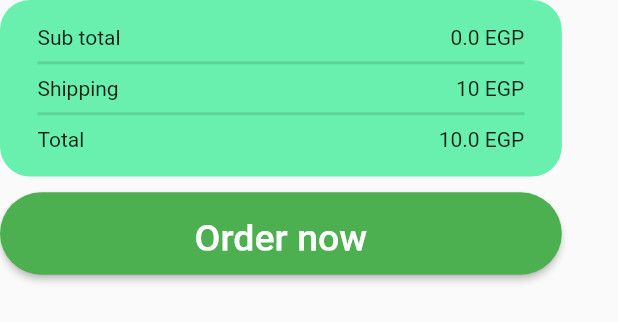
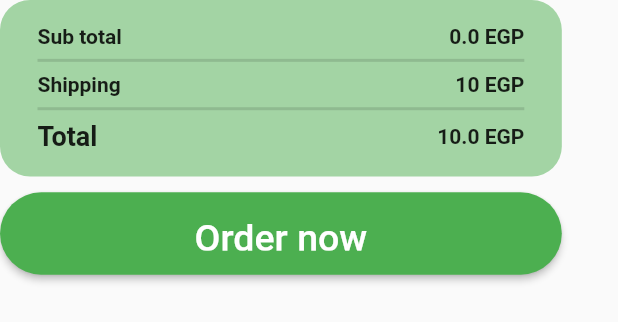
Before and after one commit to KyrellousBasheer/calala_market_v2, a Flutter app: the TotalOrderInfoWidget widget shown alone on an empty page, opened directly, on a phone screen of 412 x 824 dp. Shown: the top 322 px of the screen. Run offline on Flutter 3.47's test engine with Material 2 defaults, Android fonts, the phone set to English and light mode, and no system bars; network calls fail.

Commit message:
Update order screen

```diff
--- a/lib/screens/order_screen/order_screen.dart
+++ b/lib/screens/order_screen/order_screen.dart
@@ -16,6 +16,42 @@ class OrderScreen extends StatelessWidget {
       appBar: AppBar(
         backgroundColor: kMainColor,
         title: const Text("Your Order"),
+        actions: [
+          PopupMenuButton<String>(
+            icon: const Icon(Icons.menu),
+            onSelected: (value) {
+              if (value == "cancel_order") {
+                Provider.of<OrderProvider>(context, listen: false).cancel();
+                Navigator.of(context).pop();
+
+                ScaffoldMessenger.of(context).showSnackBar(
+                  const SnackBar(
+                    // backgroundColor: kMainColor.withOpacity(.3),
+                    content: Text('Order is canceled.'),
+                    behavior: SnackBarBehavior.floating,
+                    duration: Duration(seconds: 2),
+                  ),
+                );
+              }
+            },
+            itemBuilder: (BuildContext context) {
+              return [
+                const PopupMenuItem<String>(
+                  value: 'cancel_order',
+                  child: Text("Cancel"),
+                ),
+                const PopupMenuItem<String>(
+                  value: 'save_to_add_later',
+                  child: Text('Save to Order later'),
+                ),
+                const PopupMenuItem<String>(
+                  value: 'order_later',
+                  child: Text('Delay order'),
+                ),
+              ];
+            },
+          ),
+        ],
         elevation: 0,
       ),
       body: Padding(
@@ -76,32 +112,52 @@ class TotalOrderInfoWidget extends StatelessWidget {
             padding: const EdgeInsets.symmetric(horizontal: 25, vertical: 16),
             height: kScreenSize!.height / 7,
             decoration: BoxDecoration(
-                color: Colors.greenAccent,
-                borderRadius: BorderRadius.circular(20)),
+              color: kMainColor.withOpacity(.5),
+              borderRadius: BorderRadius.circular(20),
+            ),
             child: Column(
               mainAxisAlignment: MainAxisAlignment.spaceEvenly,
               children: [
                 Row(
                     mainAxisAlignment: MainAxisAlignment.spaceBetween,
                     children: [
-                      const Text("Sub total"),
+                      const Text(
+                        "Sub total",
+                        style: TextStyle(fontWeight: FontWeight.bold),
+                      ),
                       Text(
-                          "${Provider.of<OrderProvider>(context).totalCost} EGP"),
+                        "${Provider.of<OrderProvider>(context).totalCost} EGP",
+                        style: const TextStyle(fontWeight: FontWeight.bold),
+                      ),
                     ]),
                 const Divider(thickness: 2),
                 const Row(
                     mainAxisAlignment: MainAxisAlignment.spaceBetween,
                     children: [
-                      Text("Shipping"),
-                      Text("10 EGP"),
+                      Text(
+                        "Shipping",
+                        style: TextStyle(fontWeight: FontWeight.bold),
+                      ),
+                      Text(
+                        "10 EGP",
+                        style: TextStyle(fontWeight: FontWeight.bold),
+                      ),
                     ]),
                 const Divider(thickness: 2),
                 Row(
                     mainAxisAlignment: MainAxisAlignment.spaceBetween,
                     children: [
-                      const Text("Total"),
+                      const Text(
+                        "Total",
+                        style: TextStyle(
+                            fontWeight: FontWeight.bold, fontSize: 18),
+                      ),
                       Text(
-                          "${Provider.of<OrderProvider>(context).totalCost + 10} EGP"),
+                        "${Provider.of<OrderProvider>(context).totalCost + 10} EGP",
+                        style: const TextStyle(
+                          fontWeight: FontWeight.bold,
+                        ),
+                      ),
                     ]),
               ],
             ),
--- a/lib/services/models/order.dart
+++ b/lib/services/models/order.dart
@@ -63,4 +63,9 @@ class Order {
     }
     return total;
   }
+
+  void cancel() {
+    productsList.clear();
+    totalCost = 0;
+  }
 }
```
Also changed, not shown: lib/screens/menu_screen/providers/item_count_provider.dart (+7 -0 lines).
